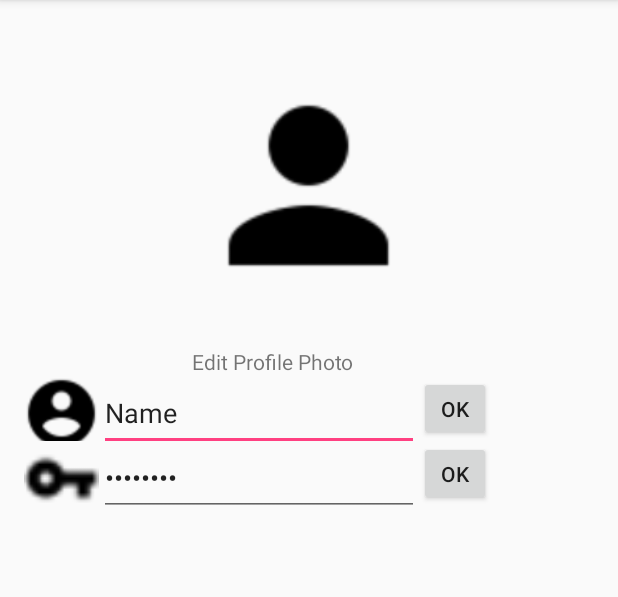
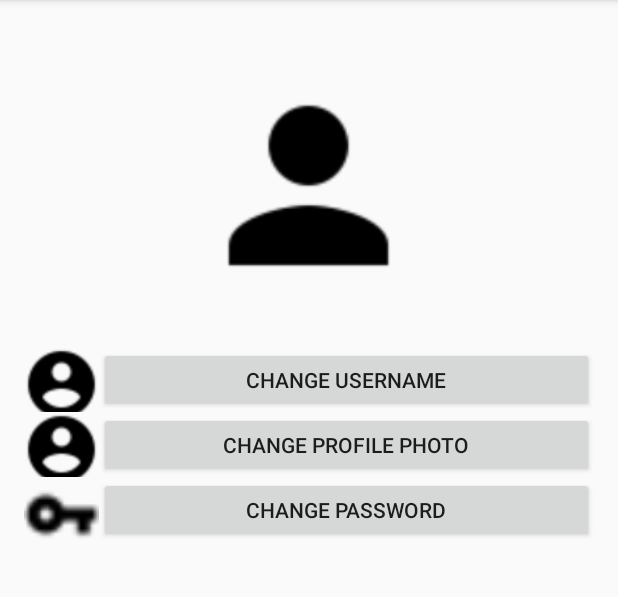
Before and after one commit to andreppires/Ubibike, an Android app: the EditProfile screen opened directly, with no data from a screen before it, on a phone screen of 412 x 824 dp, the part 84-681 px from its top. Run offline under Robolectric (Android 15) with nearby library versions, the phone set to English and light mode, and no system bars.

Commit message:
EditProfile in progress

```diff
--- a/UbiBike/app/src/main/AndroidManifest.xml
+++ b/UbiBike/app/src/main/AndroidManifest.xml
@@ -29,10 +29,10 @@
         <activity android:name=".HomeActivity" />
         <activity android:name=".BikesNeirby" />
         <activity android:name=".MyProfile" />
+        <activity android:name=".ChangePassword" />
         <activity
             android:name=".LoginActivity"
             android:label="@string/title_activity_login" />
-        <activity android:name=".Main2Activity" />
         <activity android:name=".EditProfile"></activity>
     </application>
 
--- a/UbiBike/app/src/main/java/pt/ulisboa/tecnico/cmov/ubibike/EditProfile.java
+++ b/UbiBike/app/src/main/java/pt/ulisboa/tecnico/cmov/ubibike/EditProfile.java
@@ -1,5 +1,6 @@
 package pt.ulisboa.tecnico.cmov.ubibike;
 
+import android.content.Intent;
 import android.support.v7.app.AppCompatActivity;
 import android.os.Bundle;
 import android.view.View;
@@ -14,7 +15,7 @@ public class EditProfile extends AppCompatActivity {
         super.onCreate(savedInstanceState);
         setContentView(R.layout.activity_edit_profile);
         //changeUsername();
-        changePassword();
+        changePass();
     }
 
     /*public void changeUsername() {
@@ -36,24 +37,23 @@ public class EditProfile extends AppCompatActivity {
         });
     }*/
 
-    public void changePassword() {
-        Button okPass = (Button)findViewById(R.id.buttonOkPass);
-
-        okPass.setOnClickListener(new View.OnClickListener() {
-            @Override
-            public void onClick(View v) {
-
-                EditText password = (EditText) findViewById(R.id.pass);
-
-                String newPassword = password.getText().toString();
-
-                System.out.println(newPassword);
 
 
+        public void changePass () {
 
-                Client.getClient().setUsername(newPassword);
-            }
-        });
+            Button changepass = (Button) findViewById(R.id.buttonChangePassword);
+
+            changepass.setOnClickListener(new View.OnClickListener() {
+                @Override
+                public void onClick(View v) {
+                    fazCenas();
+                }
+
+            });
+        }
+
+    private void fazCenas() {
+        Intent intent = new Intent(this, ChangePassword.class);
+        startActivity(intent);
     }
-
 }
--- a/UbiBike/app/src/main/res/layout/activity_edit_profile.xml
+++ b/UbiBike/app/src/main/res/layout/activity_edit_profile.xml
@@ -25,15 +25,6 @@
             android:layout_gravity="center_horizontal"
             android:src="@drawable/ic_person_black_48dp" />
 
-        <TextView
-            android:layout_width="155dp"
-            android:layout_height="wrap_content"
-            android:text="Edit Profile Photo"
-            android:id="@+id/textView10"
-            android:layout_gravity="center_horizontal"
-             />
-
-
         <LinearLayout
             android:orientation="horizontal"
             android:layout_width="match_parent"
@@ -42,24 +33,39 @@
         <ImageView
             android:layout_width="50dp"
             android:layout_height="50dp"
-            android:id="@+id/imageView1"
+            android:id="@+id/imageView3"
             android:src="@drawable/ic_account_circle_black_18dp" />
 
-        <EditText
-            android:layout_width="wrap_content"
-            android:layout_height="50dp"
-            android:inputType="textPersonName"
-            android:text="Name"
-            android:ems="10"
-            android:id="@+id/username"
-            android:layout_gravity="center_horizontal" />
 
             <Button
                 style="?android:attr/buttonStyleSmall"
-                android:layout_width="wrap_content"
+                android:layout_width="match_parent"
                 android:layout_height="wrap_content"
-                android:text="Ok"
-                android:id="@+id/buttonOkUsername"
+                android:text="Change UserName"
+                android:id="@+id/buttonChangeUsername"
+                android:onClick=""
+                />
+
+        </LinearLayout>
+
+        <LinearLayout
+            android:orientation="horizontal"
+            android:layout_width="match_parent"
+            android:layout_height="43dp">
+
+            <ImageView
+                android:layout_width="50dp"
+                android:layout_height="50dp"
+                android:id="@+id/imageView1"
+                android:src="@drawable/ic_account_circle_black_18dp" />
+
+
+            <Button
+                style="?android:attr/buttonStyleSmall"
+                android:layout_width="match_parent"
+                android:layout_height="wrap_content"
+                android:text="Change Profile Photo"
+                android:id="@+id/buttonChangeProfilePhoto"
                 android:onClick=""
                 />
 
@@ -76,21 +82,13 @@
                 android:id="@+id/imageView2"
                 android:src="@drawable/ic_vpn_key_black_18dp" />
 
-            <EditText
-                android:layout_width="wrap_content"
-                android:layout_height="50dp"
-                android:inputType="textPassword"
-                android:text="Password"
-                android:ems="10"
-                android:id="@+id/pass"
-                android:layout_gravity="center_horizontal" />
 
             <Button
                 style="?android:attr/buttonStyleSmall"
-                android:layout_width="wrap_content"
+                android:layout_width="match_parent"
                 android:layout_height="wrap_content"
-                android:text="Ok"
-                android:id="@+id/buttonOkPass"
+                android:text="Change Password"
+                android:id="@+id/buttonChangePassword"
                 />
 
         </LinearLayout>
```
Also changed, not shown: UbiBike/app/src/main/java/pt/ulisboa/tecnico/cmov/ubibike/ChangePassword.java (added, +27 -0 lines), UbiBike/app/src/main/java/pt/ulisboa/tecnico/cmov/ubibike/LoginActivity.java (+9 -11 lines), UbiBike/app/src/main/res/layout/activity_change_password.xml (added, +69 -0 lines), UbiBike/app/src/main/java/pt/ulisboa/tecnico/cmov/ubibike/Client.java (line endings or trailing spaces).
